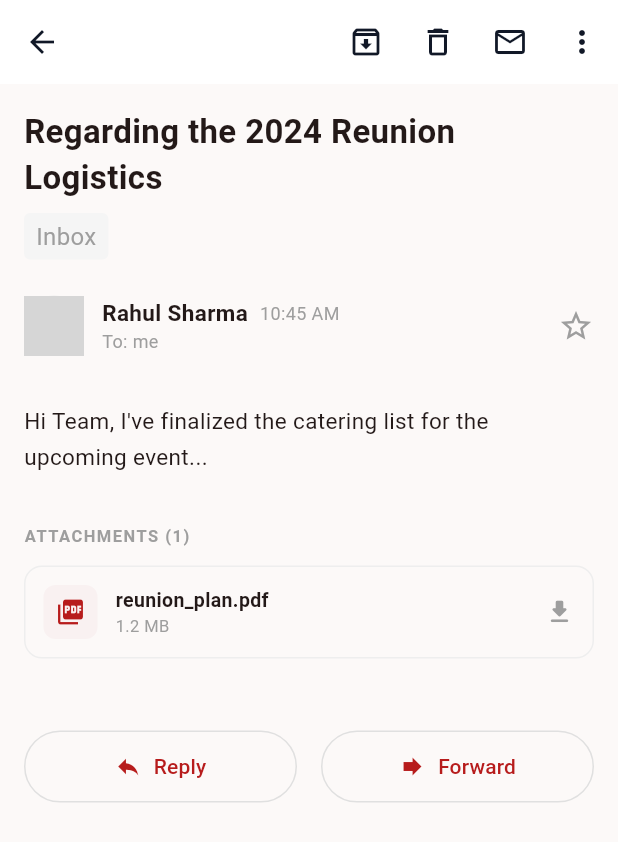
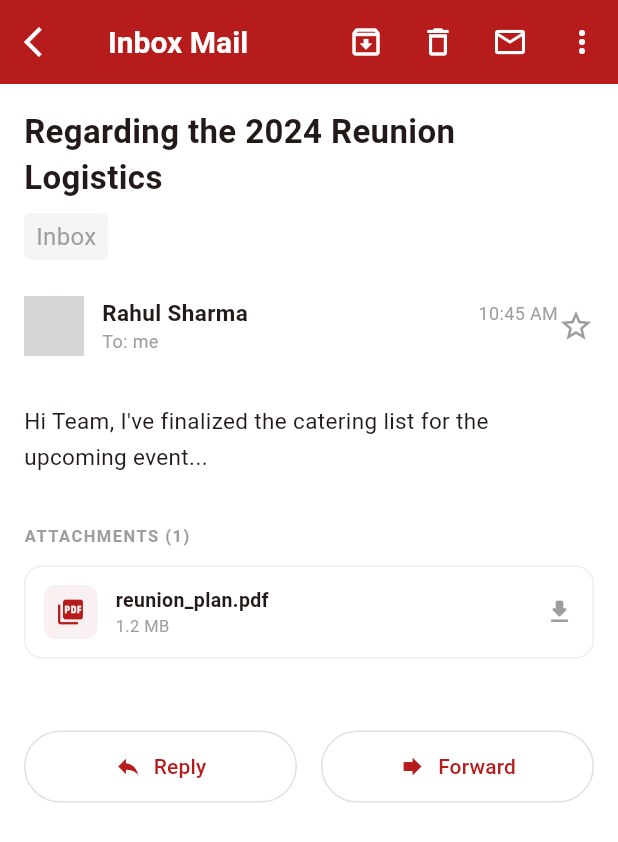
Before and after one commit to Janani-prog4/inbox_screen, a Flutter app: the screen it shows after launch, after a tap on "Rahul Sharma", on a phone screen of 412 x 824 dp. Shown: the top 842 px of the screen. Run offline on Flutter 3.47's test engine with Material 3 defaults, Android fonts, the phone set to English and light mode, and no system bars; network calls fail; Roboto replaces fonts that are missing (Plus Jakarta Sans); grey boxes are pictures that could not be loaded.

Commit message:
Added TabBarView for screen navigation

```diff
--- a/lib/features/mail/screens/inbox_screen.dart
+++ b/lib/features/mail/screens/inbox_screen.dart
@@ -2,97 +2,81 @@ import 'package:flutter/material.dart';
 
 import '../data/mock_mail_data.dart';
 import '../screens/mail_detail_screen.dart';
-import '../widgets/app_drawer.dart';
-import '../screens/compose_mail_screen.dart';
 
 class InboxScreen extends StatelessWidget {
   const InboxScreen({super.key});
 
   @override
   Widget build(BuildContext context) {
-    return Scaffold(
-      appBar: AppBar(
-        title: const Text(
-          'Alumni Connect',
-          style: TextStyle(color: Color(0xFFB71C1C)),
-        ),
-        actions: [IconButton(onPressed: () {}, icon: const Icon(Icons.search))],
-      ),
-      drawer: const AppDrawer(),
-      body: Column(
+    return Column(
       crossAxisAlignment: CrossAxisAlignment.start,
+
       children: [
-          const Padding(
-            padding: EdgeInsets.fromLTRB(16, 8, 16, 0),
-            child: Row(
-              mainAxisAlignment: MainAxisAlignment.spaceBetween,
-              children: [
-                Text(
-                  'Inbox',
-                  style: TextStyle(fontSize: 18, fontWeight: FontWeight.bold),
-                ),
-                // Text(
-                //   '12 Unread',
-                //   style: TextStyle(
-                //     color: Color(0xFFB71C1C),
-                //     fontSize: 12,
-                //     fontWeight: FontWeight.bold,
-                //   ),
-                // ),
-              ],
-            ),
-          ),
-          const SizedBox(height: 12),
-          SingleChildScrollView(
-            scrollDirection: Axis.horizontal,
-            padding: const EdgeInsets.symmetric(horizontal: 16),
-            // child: Row(
-            //   children: [
-            //     _filterChip('All', true),
-            //     _filterChip('Announcements', false),
-            //     _filterChip('Direct', false),
-            //     _filterChip('Archive', false),
-            //   ],
-            // ),
-          ),
-
-          const Divider(height: 24),
+        // const Divider(height: 24),
         Expanded(
           child: ListView.separated(
             itemCount: inboxData.length,
-              separatorBuilder: (_, __) => const Divider(height: 1, indent: 72),
+
+            separatorBuilder: (_, __) {
+              return const Divider(height: 1, indent: 72);
+            },
+
             itemBuilder: (context, index) {
               final mail = inboxData[index];
+
               return ListTile(
-                  onTap: () => Navigator.push(
+                contentPadding: const EdgeInsets.symmetric(
+                  horizontal: 16,
+                  vertical: 4,
+                ),
+
+                onTap: () {
+                  Navigator.push(
                     context,
                     MaterialPageRoute(
                       builder: (_) =>
                           MailDetailScreen(mail: mail, isSent: false),
                     ),
-                  ),
+                  );
+                },
+
                 leading: CircleAvatar(
                   backgroundImage: NetworkImage(mail.avatarUrl),
                 ),
+
                 title: Row(
                   mainAxisAlignment: MainAxisAlignment.spaceBetween,
+
                   children: [
-                      Text(
+                    Expanded(
+                      child: Text(
                         mail.sender,
+
+                        maxLines: 1,
+                        overflow: TextOverflow.ellipsis,
+
                         style: TextStyle(
                           fontWeight: mail.isUnread
                               ? FontWeight.bold
                               : FontWeight.normal,
+
                           fontSize: 14,
                         ),
                       ),
+                    ),
+
+                    const SizedBox(width: 8),
+
                     Text(
                       mail.date,
+
                       style: TextStyle(
                         color: mail.isUnread
                             ? const Color(0xFFB71C1C)
                             : Colors.grey,
+
                         fontSize: 12,
+
                         fontWeight: mail.isUnread
                             ? FontWeight.bold
                             : FontWeight.normal,
@@ -100,24 +84,33 @@ class InboxScreen extends StatelessWidget {
                     ),
                   ],
                 ),
+
                 subtitle: Column(
                   crossAxisAlignment: CrossAxisAlignment.start,
+
                   children: [
                     Text(
                       mail.subject,
+
                       style: TextStyle(
                         color: Colors.black,
+
                         fontWeight: mail.isUnread
                             ? FontWeight.bold
                             : FontWeight.normal,
+
                         fontSize: 13,
                       ),
+
                       maxLines: 1,
                       overflow: TextOverflow.ellipsis,
                     ),
+
                     Text(
                       mail.excerpt,
+
                       style: const TextStyle(fontSize: 13),
+
                       maxLines: 1,
                       overflow: TextOverflow.ellipsis,
                     ),
@@ -128,21 +121,35 @@ class InboxScreen extends StatelessWidget {
           ),
         ),
       ],
-      ),
-      floatingActionButton: FloatingActionButton(
-        onPressed: () {
-          Navigator.push(
-            context,
-            MaterialPageRoute(builder: (_) => const ComposeEmailScreen()),
-          );
-        },
-        backgroundColor: const Color(0xFFB71C1C),
-        child: const Icon(Icons.edit, color: Colors.white),
-      ),
-      // bottomNavigationBar: _bottomNav(0),
     );
   }
 
+  static Widget _buildFilterChip(String label, bool isActive) {
+    return Container(
+      margin: const EdgeInsets.only(right: 8),
+
+      padding: const EdgeInsets.symmetric(horizontal: 16, vertical: 8),
+
+      decoration: BoxDecoration(
+        color: isActive ? const Color(0xFFB71C1C) : Colors.grey.shade200,
+
+        borderRadius: BorderRadius.circular(20),
+      ),
+
+      child: Text(
+        label,
+
+        style: TextStyle(
+          color: isActive ? Colors.white : Colors.black87,
+
+          fontWeight: FontWeight.bold,
+
+          fontSize: 12,
+        ),
+      ),
+    );
+  }
+}
   // Widget _filterChip(String label, bool isActive) {
   //   return Container(
   //     margin: const EdgeInsets.only(right: 8),
@@ -161,4 +168,3 @@ class InboxScreen extends StatelessWidget {
   //     ),
   //   );
   // }
-}
--- a/lib/features/mail/screens/mail_detail_screen.dart
+++ b/lib/features/mail/screens/mail_detail_screen.dart
@@ -13,71 +13,127 @@ class MailDetailScreen extends StatelessWidget {
   @override
   Widget build(BuildContext context) {
     return Scaffold(
+      backgroundColor: Colors.white,
+
       appBar: AppBar(
+        backgroundColor: const Color(0xFFB71C1C),
+
+        leading: IconButton(
+          icon: const Icon(Icons.arrow_back_ios, color: Colors.white),
+          onPressed: () => Navigator.pop(context),
+        ),
+
+        title: Text(
+          isSent ? 'Sent Mail' : 'Inbox Mail',
+          style: const TextStyle(
+            color: Colors.white,
+            fontWeight: FontWeight.w700,
+          ),
+        ),
+
         actions: [
           if (!isSent)
             IconButton(
               onPressed: () {},
-              icon: const Icon(Icons.archive_outlined),
+              icon: const Icon(Icons.archive_outlined, color: Colors.white),
             ),
-          IconButton(onPressed: () {}, icon: const Icon(Icons.delete_outline)),
+
+          IconButton(
+            onPressed: () {},
+            icon: const Icon(Icons.delete_outline, color: Colors.white),
+          ),
+
           if (!isSent)
-            IconButton(onPressed: () {}, icon: const Icon(Icons.mail_outline)),
-          if (isSent) const Icon(Icons.star_border, color: Color(0xFF111827)),
-          IconButton(onPressed: () {}, icon: const Icon(Icons.more_vert)),
+            IconButton(
+              onPressed: () {},
+              icon: const Icon(Icons.mail_outline, color: Colors.white),
+            ),
+
+          if (isSent)
+            const Padding(
+              padding: EdgeInsets.only(right: 8),
+              child: Icon(Icons.star_border, color: Colors.white),
+            ),
+
+          IconButton(
+            onPressed: () {},
+            icon: const Icon(Icons.more_vert, color: Colors.white),
+          ),
         ],
       ),
+
       body: SingleChildScrollView(
         padding: const EdgeInsets.all(16),
+
         child: Column(
           crossAxisAlignment: CrossAxisAlignment.start,
+
           children: [
             Text(
               mail.subject,
+
               style: const TextStyle(fontSize: 22, fontWeight: FontWeight.bold),
             ),
+
             const SizedBox(height: 8),
+
             if (!isSent)
               Container(
                 padding: const EdgeInsets.symmetric(horizontal: 8, vertical: 4),
+
                 decoration: BoxDecoration(
                   color: Colors.grey.shade100,
                   borderRadius: BorderRadius.circular(4),
                 ),
+
                 child: const Text(
                   'Inbox',
+
                   style: TextStyle(fontSize: 16, color: Colors.grey),
                 ),
               ),
+
             const SizedBox(height: 24),
+
             Row(
               children: [
                 CircleAvatar(
                   backgroundColor: isSent
                       ? const Color(0xFFE57373)
                       : Colors.grey.shade200,
+
                   backgroundImage: isSent ? null : NetworkImage(mail.avatarUrl),
+
                   child: isSent
                       ? const Icon(Icons.people, color: Colors.white)
                       : null,
                 ),
+
                 const SizedBox(width: 12),
+
                 Expanded(
                   child: Column(
                     crossAxisAlignment: CrossAxisAlignment.start,
+
                     children: [
                       Row(
                         children: [
-                          Text(
-                            mail.sender,
-                            style: const TextStyle(
-                              fontWeight: FontWeight.bold,
-                              fontSize: 15,
+                          Expanded(
+                            child: Text(
+                              mail.sender,
+
+                              style: const TextStyle(
+                                fontWeight: FontWeight.bold,
+                                fontSize: 15,
+                              ),
                             ),
                           ),
+
                           const SizedBox(width: 8),
+
                           Text(
                             mail.date,
+
                             style: const TextStyle(
                               color: Colors.grey,
                               fontSize: 12,
@@ -85,36 +141,47 @@ class MailDetailScreen extends StatelessWidget {
                           ),
                         ],
                       ),
+
                       if (!isSent)
                         const Text(
                           'To: me',
+
                           style: TextStyle(color: Colors.grey, fontSize: 12),
                         ),
                     ],
                   ),
                 ),
+
                 if (isSent)
                   const Icon(Icons.keyboard_arrow_down, color: Colors.grey)
                 else
                   const Icon(Icons.star_border, color: Colors.grey),
               ],
             ),
+
             const SizedBox(height: 32),
+
             Text(
               mail.excerpt,
+
               style: const TextStyle(fontSize: 15, height: 1.6),
             ),
+
             const SizedBox(height: 32),
+
             if (isSent) ...[
               SingleChildScrollView(
                 scrollDirection: Axis.horizontal,
+
                 child: Row(
                   children: [
                     sentAttachmentPill(
                       Icons.picture_as_pdf,
                       'Ranchi_Report.pdf',
                     ),
+
                     const SizedBox(width: 12),
+
                     sentAttachmentPill(Icons.image, 'Site_Visit_01.jpg'),
                   ],
                 ),
@@ -122,6 +189,7 @@ class MailDetailScreen extends StatelessWidget {
             ] else ...[
               const Text(
                 'ATTACHMENTS (1)',
+
                 style: TextStyle(
                   fontSize: 11,
                   fontWeight: FontWeight.bold,
@@ -129,45 +197,59 @@ class MailDetailScreen extends StatelessWidget {
                   color: Colors.grey,
                 ),
               ),
+
               const SizedBox(height: 12),
+
               Container(
                 padding: const EdgeInsets.all(12),
+
                 decoration: BoxDecoration(
                   border: Border.all(color: Colors.grey.shade200),
                   borderRadius: BorderRadius.circular(12),
                 ),
+
                 child: Row(
                   children: [
                     Container(
                       padding: const EdgeInsets.all(8),
+
                       decoration: BoxDecoration(
                         color: const Color(0xFFF9F1F1),
                         borderRadius: BorderRadius.circular(8),
                       ),
+
                       child: const Icon(
                         Icons.picture_as_pdf,
                         color: Color(0xFFB71C1C),
                         size: 20,
                       ),
                     ),
+
                     const SizedBox(width: 12),
+
                     const Column(
                       crossAxisAlignment: CrossAxisAlignment.start,
+
                       children: [
                         Text(
                           'reunion_plan.pdf',
+
                           style: TextStyle(
                             fontWeight: FontWeight.bold,
                             fontSize: 13,
                           ),
                         ),
+
                         Text(
                           '1.2 MB',
+
                           style: TextStyle(color: Colors.grey, fontSize: 11),
                         ),
                       ],
                     ),
+
                     const Spacer(),
+
                     const Icon(
                       Icons.download_rounded,
                       color: Colors.grey,
@@ -177,11 +259,15 @@ class MailDetailScreen extends StatelessWidget {
                 ),
               ),
             ],
+
             const SizedBox(height: 48),
+
             Row(
               children: [
                 Expanded(child: actionButton(Icons.reply, 'Reply')),
+
                 const SizedBox(width: 16),
+
                 Expanded(child: actionButton(Icons.forward, 'Forward')),
               ],
             ),
--- /dev/null
+++ b/lib/features/mail/screens/mail_home_screen.dart
@@ -0,0 +1,120 @@
+import 'package:flutter/material.dart';
+
+import '/core/constants/app_colors.dart';
+
+import '../screens/compose_mail_screen.dart';
+import 'inbox_screen.dart';
+import 'sent_items_screen.dart';
+
+class MailHomeScreen extends StatefulWidget {
+  const MailHomeScreen({super.key});
+
+  @override
+  State<MailHomeScreen> createState() => _MailHomeScreenState();
+}
+
+class _MailHomeScreenState extends State<MailHomeScreen>
+    with SingleTickerProviderStateMixin {
+  late TabController _tabController;
+
+  final List<String> tabs = ["Inbox", "Sent Items", "Compose"];
+
+  @override
+  void initState() {
+    super.initState();
+
+    _tabController = TabController(length: tabs.length, vsync: this);
+  }
+
+  @override
+  void dispose() {
+    _tabController.dispose();
+    super.dispose();
+  }
+
+  @override
+  Widget build(BuildContext context) {
+    return Scaffold(
+      appBar: AppBar(
+        backgroundColor: AppColors.primary,
+
+        automaticallyImplyLeading: false,
+
+        title: const Text(
+          'Mail',
+          style: TextStyle(color: Colors.white, fontWeight: FontWeight.w700),
+        ),
+      ),
+
+      body: Column(
+        children: [
+          // TAB BAR
+          Material(
+            color: Colors.white,
+
+            child: TabBar(
+              controller: _tabController,
+
+              isScrollable: false,
+
+              tabs: tabs.map((e) {
+                return Tab(child: Center(child: Text(e.toUpperCase())));
+              }).toList(),
+
+              padding: EdgeInsets.zero,
+
+              labelPadding: const EdgeInsets.symmetric(horizontal: 20),
+
+              indicatorPadding: EdgeInsets.zero,
+
+              labelStyle: const TextStyle(
+                fontSize: 14,
+                fontWeight: FontWeight.w600,
+              ),
+
+              unselectedLabelStyle: const TextStyle(fontSize: 13),
+
+              labelColor: Colors.black,
+
+              unselectedLabelColor: Colors.grey,
+
+              indicatorColor: Color(0xFFB11225),
+
+              indicatorWeight: 3,
+
+              // tabs: tabs.map((e) {
+              //   return Tab(text: e.toUpperCase());
+              // }).toList(),
+            ),
+          ),
+
+          // TAB VIEW
+          Expanded(
+            child: TabBarView(
+              controller: _tabController,
+
+              children: const [
+                InboxScreen(),
+                SentItemsScreen(),
+                ComposeEmailScreen(),
+              ],
+            ),
+
+            // floatingActionButton: FloatingActionButton(
+            //   onPressed: () {
+            //     // Future compose action
+            //   },
+            //
+            //   backgroundColor: const Color(0xFFB71C1C),
+            //
+            //   child: const Icon(
+            //     Icons.edit,
+            //     color: Colors.white,
+            //   ),
+            // ),
+          ),
+        ],
+      ),
+    );
+  }
+}
--- a/lib/main.dart
+++ b/lib/main.dart
@@ -1,6 +1,6 @@
 import 'package:flutter/material.dart';
+import 'package:inbox_screen/features/mail/screens/mail_home_screen.dart';
 import 'core/theme/app_theme.dart';
-import 'features/mail/screens/inbox_screen.dart';
 
 void main() {
   runApp(const AlumniMailApp());
@@ -15,7 +15,7 @@ class AlumniMailApp extends StatelessWidget {
       debugShowCheckedModeBanner: false,
       title: 'Legacy Link Mail',
       theme: appTheme,
-      home: const InboxScreen(),
+      home: const MailHomeScreen(),
     );
   }
 }
```
Also changed, not shown: lib/core/constants/app_colors.dart (added, +17 -0 lines), lib/features/mail/screens/compose_mail_screen.dart (+41 -27 lines), lib/features/mail/screens/sent_items_screen.dart (+63 -39 lines), lib/features/mail/widgets/app_drawer.dart (deleted, +0 -59 lines). Lines whose indentation alone changed are shown as unchanged.
